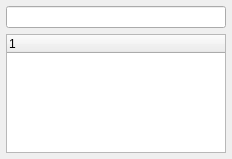
Old version of the form src/QlrBrowser/ui/dockwidget.ui in the repository Septima/qgis-qlrbrowser.
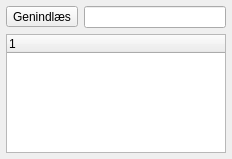
New version of the form. Icons and pictures are not drawn. Custom widgets are drawn as their Qt base class.

Commit message:
Add reload button
fixes #8

The edit to the form file:
```diff
--- a/src/QlrBrowser/ui/dockwidget.ui
+++ b/src/QlrBrowser/ui/dockwidget.ui
@@ -31,7 +31,42 @@
      <number>6</number>
     </property>
     <item>
-     <widget class="QgsFilterLineEdit" name="filterLineEdit"/>
+     <widget class="QWidget" name="widget" native="true">
+      <layout class="QHBoxLayout" name="horizontalLayout_3">
+       <property name="spacing">
+        <number>6</number>
+       </property>
+       <property name="leftMargin">
+        <number>0</number>
+       </property>
+       <property name="topMargin">
+        <number>0</number>
+       </property>
+       <property name="rightMargin">
+        <number>0</number>
+       </property>
+       <property name="bottomMargin">
+        <number>0</number>
+       </property>
+       <item>
+        <widget class="QToolButton" name="refreshButton">
+         <property name="toolTip">
+          <string>Genindlæs qlr-filer</string>
+         </property>
+         <property name="text">
+          <string>Genindlæs</string>
+         </property>
+         <property name="icon">
+          <iconset>
+           <normaloff>:/images/themes/default/mActionDraw.svg</normaloff>:/images/themes/default/mActionDraw.svg</iconset>
+         </property>
+        </widget>
+       </item>
+       <item>
+        <widget class="QgsFilterLineEdit" name="filterLineEdit"/>
+       </item>
+      </layout>
+     </widget>
     </item>
     <item>
      <widget class="QTreeWidget" name="treeWidget">
```
The commit also changes 1 other file.
